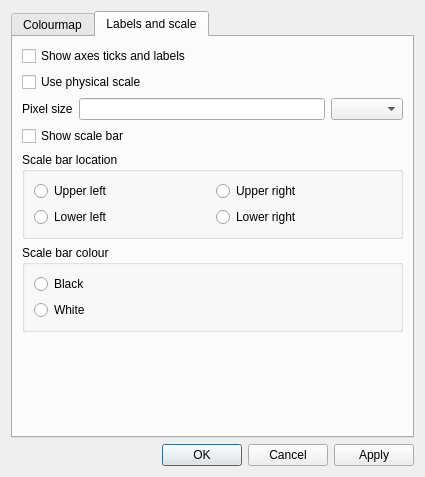
This is src/resources/ui_display_options_dialog.ui in ianthomas23/QACD-quack as Qt 5 draws it before an edit. The edited form follows.
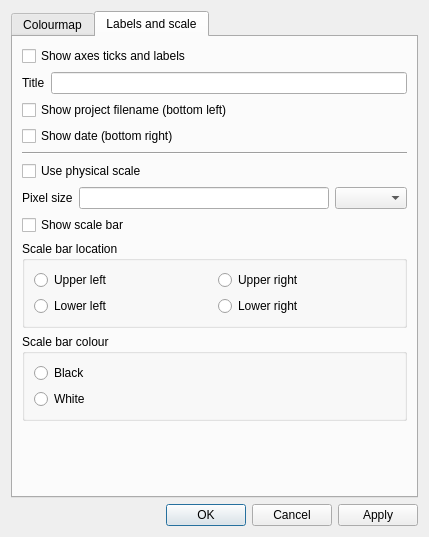
This is the edited form.

Commit message: Added options to display title, project filename and date on plots

Patch:
```diff
--- a/src/resources/ui_display_options_dialog.ui
+++ b/src/resources/ui_display_options_dialog.ui
@@ -6,8 +6,8 @@
    <rect>
     <x>0</x>
     <y>0</y>
-    <width>425</width>
-    <height>477</height>
+    <width>429</width>
+    <height>537</height>
    </rect>
   </property>
   <property name="windowTitle">
@@ -52,7 +52,7 @@
       <attribute name="title">
        <string>Labels and scale</string>
       </attribute>
-      <layout class="QVBoxLayout" name="verticalLayout_2" stretch="0,0,0,0,0,0,1">
+      <layout class="QVBoxLayout" name="verticalLayout_2" stretch="0,0,0,0,0,0,0,0,0,0,0">
        <item>
         <widget class="QCheckBox" name="showTicksAndLabelsCheckBox">
          <property name="text">
@@ -60,6 +60,44 @@
          </property>
         </widget>
        </item>
+       <item>
+        <layout class="QHBoxLayout" name="horizontalLayout_2">
+         <item>
+          <widget class="QLabel" name="label">
+           <property name="text">
+            <string>Title</string>
+           </property>
+          </widget>
+         </item>
+         <item>
+          <widget class="QLineEdit" name="overallTitleLineEdit"/>
+         </item>
+        </layout>
+       </item>
+       <item>
+        <widget class="QCheckBox" name="showProjectFilenameCheckBox">
+         <property name="text">
+          <string>Show project filename (bottom left)</string>
+         </property>
+        </widget>
+       </item>
+       <item>
+        <widget class="QCheckBox" name="showDateCheckBox">
+         <property name="text">
+          <string>Show date (bottom right)</string>
+         </property>
+        </widget>
+       </item>
+       <item>
+        <widget class="Line" name="line">
+         <property name="lineWidth">
+          <number>1</number>
+         </property>
+         <property name="orientation">
+          <enum>Qt::Horizontal</enum>
+         </property>
+        </widget>
+       </item>
        <item>
         <widget class="QCheckBox" name="useScaleCheckBox">
          <property name="text">
```
The commit also changes 11 other files.
